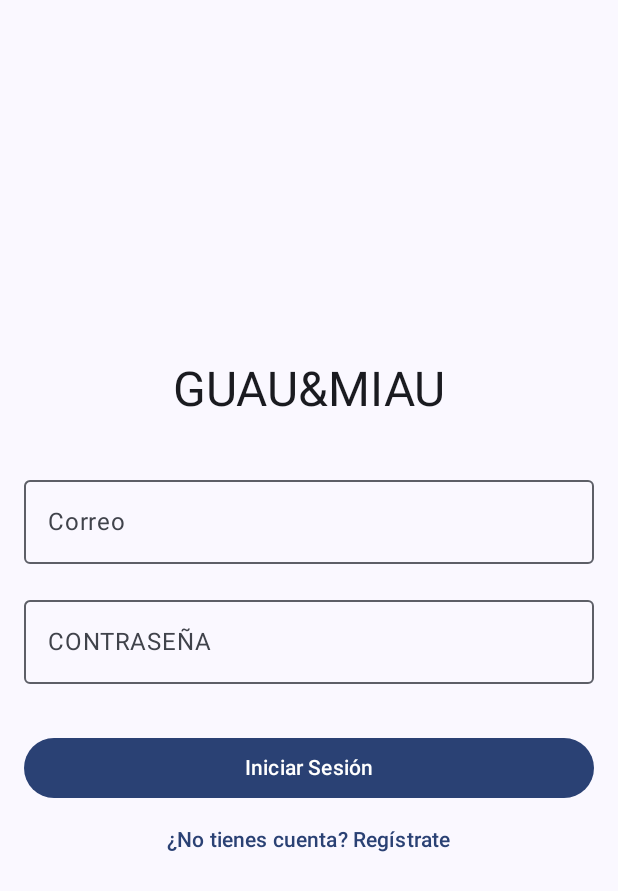
After one commit to alfr-alvarz/proyecto-moviles, an Android app built with Jetpack Compose: the composable LoginScreen shown on its own in the app's theme, on a phone screen of 412 x 824 dp. The commit adds this screen. Shown: the top 891 px of the screen. Run offline under Robolectric (Android 15) with nearby library versions, the phone set to English and light mode, and no system bars.

Commit message:
Añade UI base para Login y Registro

```diff
--- /dev/null
+++ b/app/src/main/java/com/example/tiendaguaumiau/ui/screens/LoginScreen.kt
@@ -0,0 +1,74 @@
+package com.example.tiendaguauymiau.ui.screens // Asegúrate que el package sea el correcto
+
+// Imports necesarios
+import androidx.compose.foundation.layout.*
+import androidx.compose.material3.*
+import androidx.compose.runtime.*
+import androidx.compose.ui.Alignment // Import correcto
+import androidx.compose.ui.Modifier
+import androidx.compose.ui.text.input.PasswordVisualTransformation
+import androidx.compose.ui.unit.dp
+
+@OptIn(ExperimentalMaterial3Api::class)
+@Composable
+fun LoginScreen() {
+    // 1. CORRECCIÓN: Usamos mutableStateOf para un solo valor de texto
+    var email by remember { mutableStateOf("") }
+    var password by remember { mutableStateOf("") }
+
+    // 2. CORRECCIÓN: La sintaxis de Column es Column(...) { ...contenido... }
+    Column(
+        modifier = Modifier
+            .fillMaxSize()
+            .padding(16.dp),
+        verticalArrangement = Arrangement.Center,
+        horizontalAlignment = Alignment.CenterHorizontally // 3. CORRECCIÓN: Typo
+    ) {
+
+
+        Text(
+            text = "GUAU&MIAU",
+            style = MaterialTheme.typography.headlineLarge,
+            modifier = Modifier.padding(bottom = 32.dp)
+        )
+
+        OutlinedTextField(
+            value = email,
+            onValueChange = { email = it },
+            label = { Text("Correo") },
+            modifier = Modifier.fillMaxWidth(),
+            singleLine = true
+        )
+
+        // 4. CORRECCIÓN: Typo, es Spacer
+        Spacer(modifier = Modifier.height(16.dp))
+
+        OutlinedTextField(
+            value = password,
+            onValueChange = { password = it },
+            label = { Text("CONTRASEÑA") },
+            modifier = Modifier.fillMaxWidth(),
+            singleLine = true,
+            visualTransformation = PasswordVisualTransformation()
+        )
+
+        Spacer(modifier = Modifier.height(32.dp))
+
+        Button(
+            onClick = {
+                // Lógica de login
+            },
+            modifier = Modifier.fillMaxWidth() // Añadido para que ocupe todo el ancho
+        ) {
+            Text("Iniciar Sesión") // Nota: "Sesión" lleva tilde
+        }
+
+        TextButton(
+            onClick = {
+                // Lógica para navegar al registro
+            }
+        ) {
+            Text("¿No tienes cuenta? Regístrate")
+        }
+    }
+}
--- a/app/src/main/java/com/example/tiendaguaumiau/ui/screens/SettingsScreen.kt
+++ b/app/src/main/java/com/example/tiendaguaumiau/ui/screens/SettingsScreen.kt
@@ -28,7 +28,7 @@ fun SettingsScreen(
         verticalArrangement = Arrangement.Center,
         horizontalAlignment = Alignment.CenterHorizontally
     ) {
-        Text(text = "Pantalla de COnfiguración (Settings)")
+        Text(text = "Pantalla de Configuración (Settings)")
 
         Spacer(modifier = Modifier.height(24.dp))
 
```
Also changed, not shown: app/src/main/java/com/example/tiendaguaumiau/ui/screens/RegistroScreen.kt (added, +224 -0 lines).
